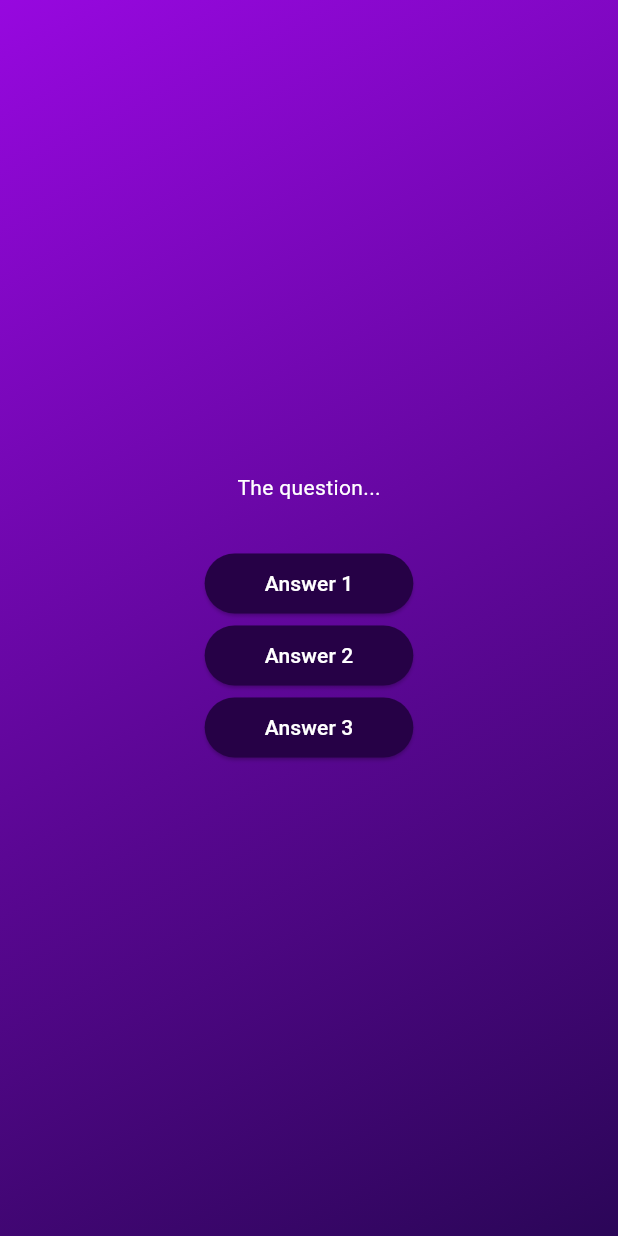
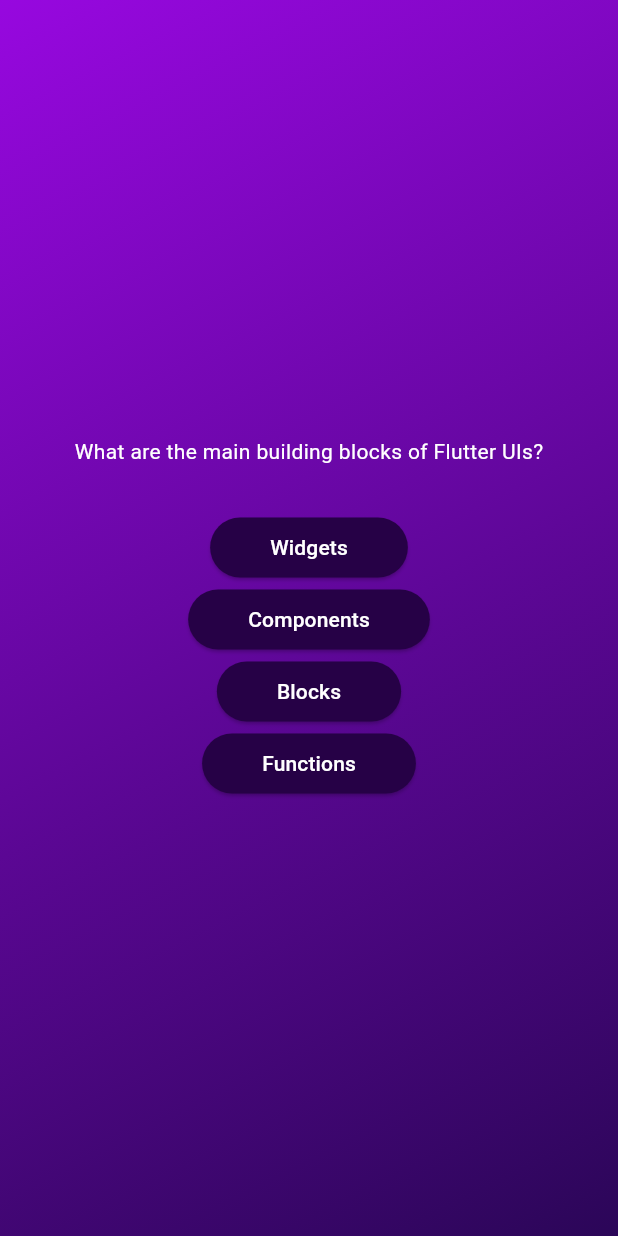
Before and after one commit to Vaishnavi-Kausale/my_quizApp, a Flutter app: the screen it shows after launch, after a tap on "Strat Quiz", on a phone screen of 412 x 824 dp. Run offline on Flutter 3.47's test engine with Material 3 defaults, Android fonts, the phone set to English and light mode, and no system bars.

Commit message:
Add questions with their 4 options

```diff
--- a/lib/data/questions.dart
+++ b/lib/data/questions.dart
@@ -1,6 +1,6 @@
 import 'package:quiz_app/models/quiz_questions.dart';
 
-const Questions = [
+const questions = [
   QuizQuestion('What are the main building blocks of Flutter UIs?', [
     'Widgets',
     'Components',
--- a/lib/questions_screen.dart
+++ b/lib/questions_screen.dart
@@ -1,5 +1,6 @@
 import 'package:flutter/material.dart';
 import 'package:quiz_app/answer_button.dart';
+import 'package:quiz_app/data/questions.dart';
 
 class QuestionsScreen extends StatefulWidget {
   const QuestionsScreen({super.key});
@@ -8,30 +9,29 @@ class QuestionsScreen extends StatefulWidget {
   State<QuestionsScreen> createState() {
     return _QuestionsScreenState();
   }
-  }
+}
 
 class _QuestionsScreenState extends State<QuestionsScreen> {
   @override
   Widget build(context) {
+    final currentQuestion = questions[0];
+
     return SizedBox(
       width: double.infinity,
-      child: Column(mainAxisAlignment: MainAxisAlignment.center,
-      children: [
-        const Text('The question...', style: TextStyle(
-          color: Colors.white
-        ),),
-        const SizedBox(height: 30),
-        AnswerButton(
-          answerText: 'Answer 1',
-          onTap: () {}),
-         AnswerButton(
-          answerText: 'Answer 2',
-          onTap: () {}),
-         AnswerButton(
-          answerText: 'Answer 3',
-          onTap: () {}),
-      ],),
+      child: Column(
+        mainAxisAlignment: MainAxisAlignment.center,
+        children: [
+          Text(
+            currentQuestion.text,
+            style: const TextStyle(color: Colors.white),
+          ),
+          const SizedBox(height: 30),
+          AnswerButton(answerText: currentQuestion.answers[0], onTap: () {}),
+          AnswerButton(answerText: currentQuestion.answers[1], onTap: () {}),
+          AnswerButton(answerText: currentQuestion.answers[2], onTap: () {}),
+          AnswerButton(answerText: currentQuestion.answers[3], onTap: () {}),
+        ],
+      ),
     );
-
   }
 }
```
Also changed, not shown: lib/answer_button.dart (line endings or trailing spaces).
